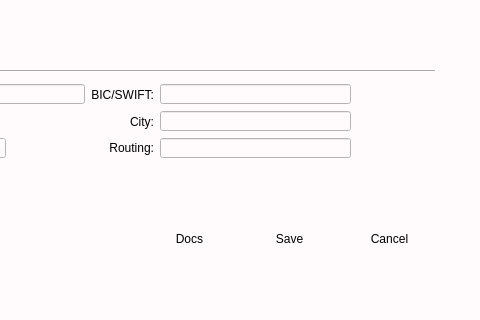
andrei219/euromedia, file uis/agentgui.ui: the form before one commit; both pictures show x 696 to 1176 and y 317 to 637 of the 1176 by 637 pixel window.
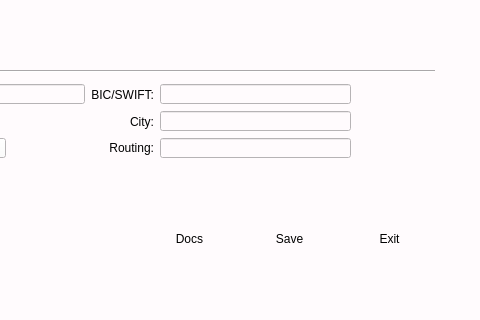
The form after the commit. Icons and pictures are not drawn.

```diff
--- a/uis/agentgui.ui
+++ b/uis/agentgui.ui
@@ -139,7 +139,7 @@
     <string notr="true"/>
    </property>
    <property name="text">
-    <string>Cancel</string>
+    <string>Exit</string>
    </property>
    <property name="icon">
     <iconset resource="../app/icons.qrc">
```
Left out of the diff: 2 changed lines with no effect on the pictures.
